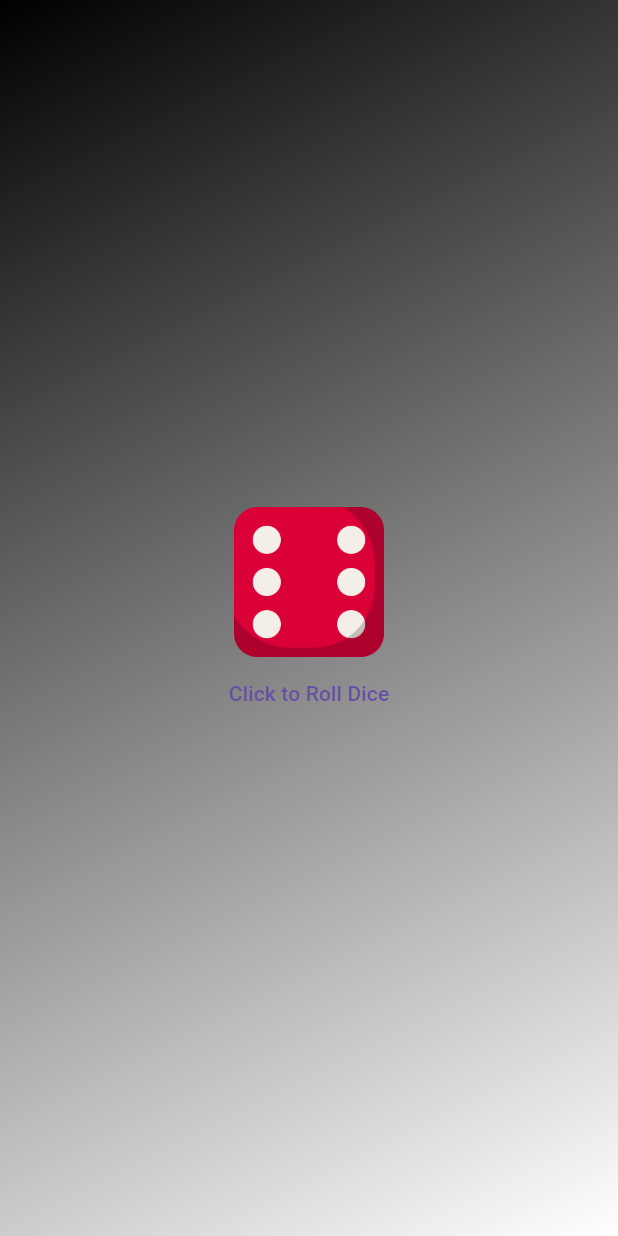
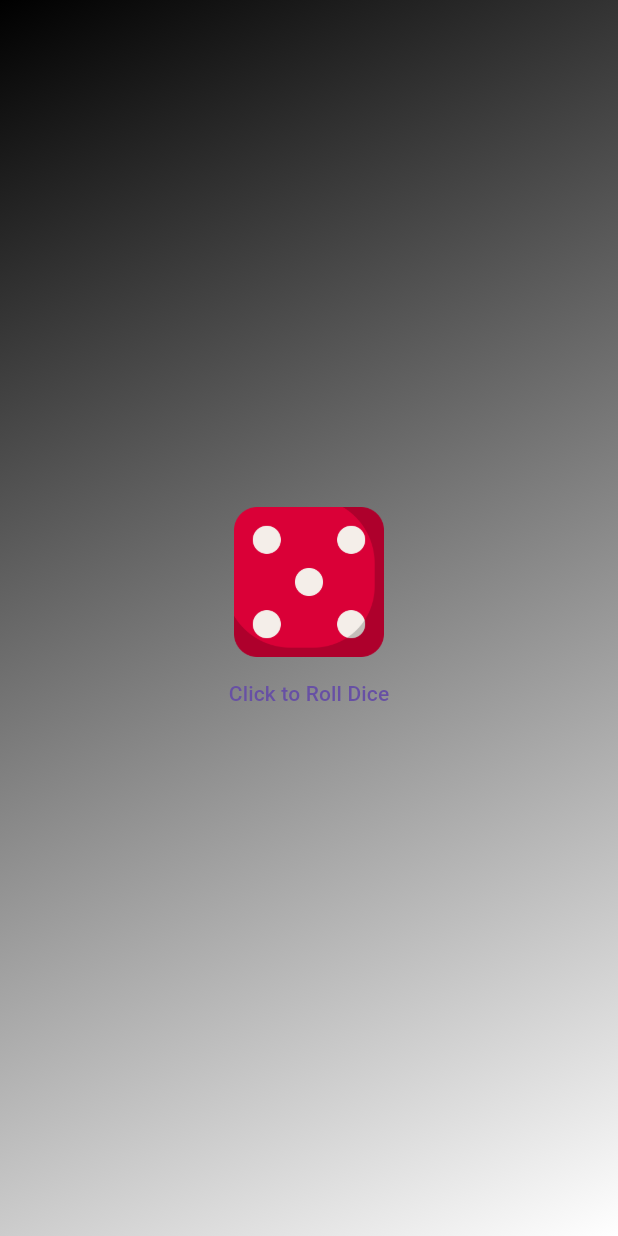
Before and after one commit to sameerkupkar/my_flutter, a Flutter app: the screen it shows after launch, after a tap on "Click to Roll Dice", on a phone screen of 412 x 824 dp. Run offline on Flutter 3.47's test engine with Material 3 defaults, Android fonts, the phone set to English and light mode, and no system bars; missing offline and left inert: dart:ffi.

Commit message:
complate dice project

```diff
--- /dev/null
+++ b/lib/dice_roller.dart
@@ -0,0 +1,34 @@
+import 'package:flutter/material.dart';
+import 'dart:math';
+
+class DiceRoller extends StatefulWidget {
+  const DiceRoller({super.key});
+  @override
+  State<DiceRoller> createState() {
+    return _DiceRollerState();
+  }
+}
+
+class _DiceRollerState extends State<DiceRoller> {
+  var activeImg = 'assests/images/dice_1.png';
+  int duplicate = 0;
+
+  void rollDice() {
+    var diceRoll = Random().nextInt(6) + 1;
+    duplicate = diceRoll;
+    if (duplicate == diceRoll) {
+      diceRoll = Random().nextInt(6) + 1;
+    }
+    setState(() {
+      activeImg = 'assests/images/dice_$diceRoll.png';
+    });
+  }
+
+  @override
+  Widget build(BuildContext context) {
+    return Column(mainAxisSize: MainAxisSize.min, children: [
+      Image.asset(activeImg, width: 100, height: 100, fit: BoxFit.fitHeight),
+      TextButton(onPressed: rollDice, child: const Text("Click to Roll Dice"))
+    ]);
+  }
+}
--- a/lib/gradient_container.dart
+++ b/lib/gradient_container.dart
@@ -1,6 +1,7 @@
 import 'dart:ffi';
 
 import 'package:flutter/material.dart';
+import 'package:Flutter_dice/dice_roller.dart';
 //import 'package:Flutter_dice/styled_text.dart';
 
 const startAligment = Alignment.topLeft;
@@ -13,27 +14,15 @@ class GradintContainer extends StatelessWidget {
 
   final List<Color> colors;
 
-  void rollDice() {
-    print('sameer');
-  }
-
   @override
   Widget build(context) {
     return Container(
-      decoration: BoxDecoration(
-        gradient: LinearGradient(
-            colors: colors, begin: startAligment, end: endAligment),
-      ),
-      child: Center(
-          child: Column(
-        mainAxisSize: MainAxisSize.min,
-        children: [
-          Image.asset('assests/images/dice_6.png',
-              width: 100, height: 100, fit: BoxFit.fitHeight),
-          TextButton(
-              onPressed: rollDice, child: const Text("Click to Roll Dice"))
-        ],
-      )),
-    );
+        decoration: BoxDecoration(
+          gradient: LinearGradient(
+              colors: colors, begin: startAligment, end: endAligment),
+        ),
+        child: Center(
+          child: DiceRoller(),
+        ));
   }
 }
```
